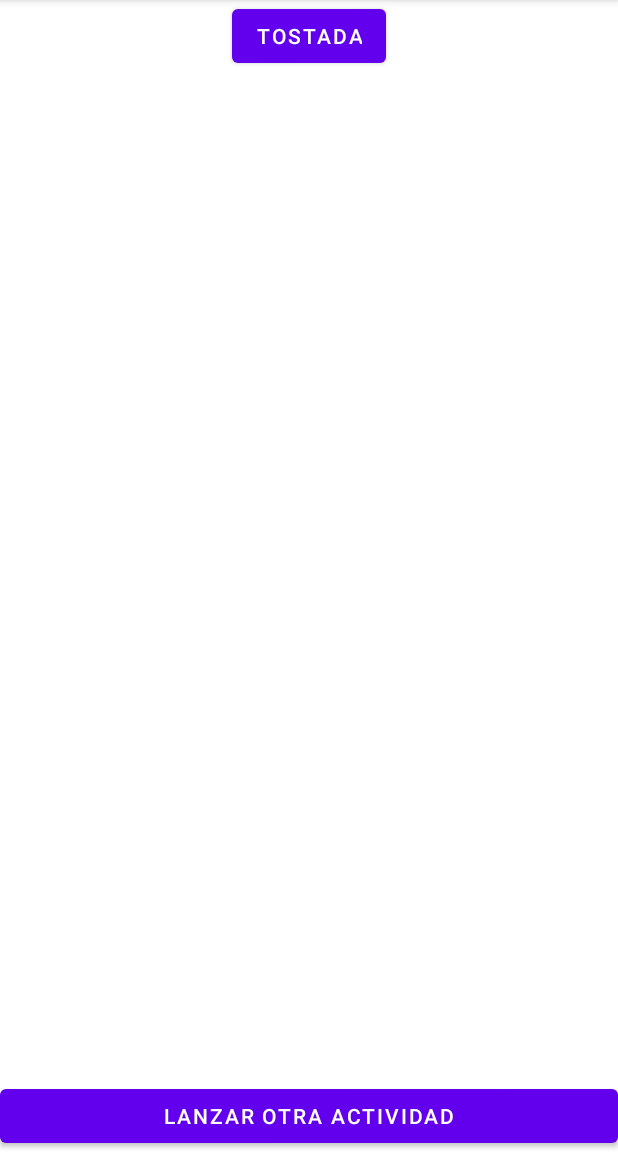
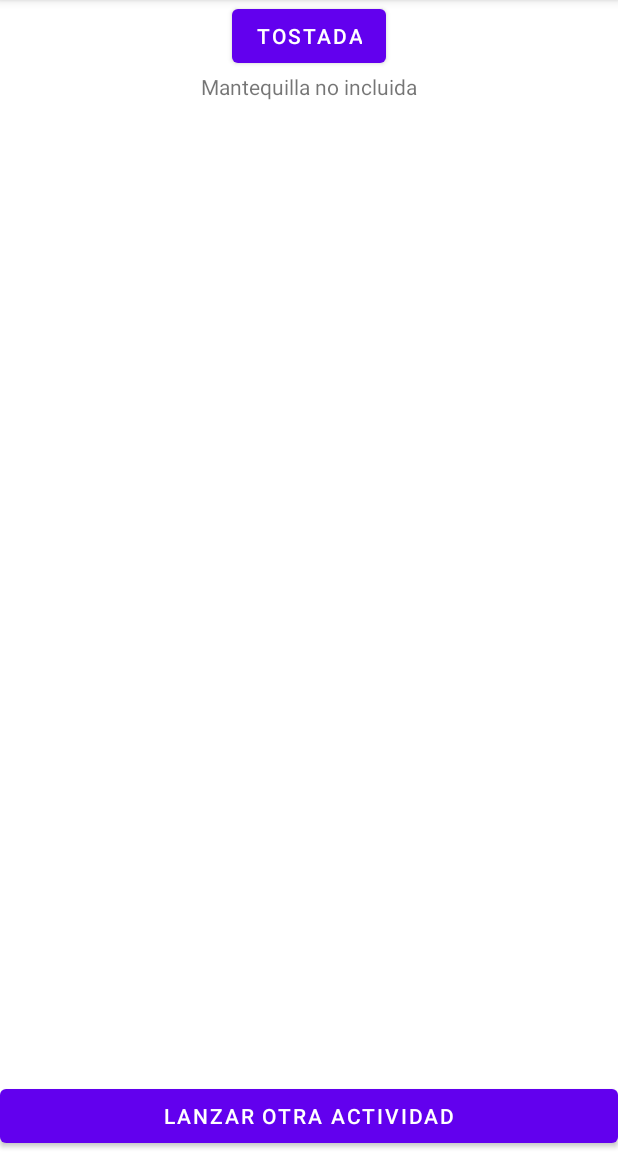
Before and after one commit to nicotino96/pmdm, an Android app: the screen it shows after launch (MainActivity), on a phone screen of 412 x 824 dp, the part 84-1236 px from its top. Run offline under Robolectric (Android 15) with nearby library versions, the phone set to English and light mode, and no system bars.

Commit message:
Tarea 5, texto debajo del boton Tostada

```diff
--- a/android-introduction/app/src/main/res/layout/activity_main.xml
+++ b/android-introduction/app/src/main/res/layout/activity_main.xml
@@ -12,7 +12,8 @@
         android:text="Tostada"
         app:layout_constraintTop_toTopOf="parent"
         app:layout_constraintStart_toStartOf="parent"
-        app:layout_constraintEnd_toEndOf="parent" />
+        app:layout_constraintEnd_toEndOf="parent"
+        android:id="@+id/toastButton"/>
     <Button
         app:layout_constraintBottom_toBottomOf="parent"
         app:layout_constraintStart_toStartOf="parent"
@@ -20,6 +21,14 @@
         android:layout_width="0dp"
         android:layout_height="wrap_content"
         android:text="Lanzar otra actividad"/>
+    <TextView
+        app:layout_constraintStart_toStartOf="parent"
+        app:layout_constraintEnd_toEndOf="parent"
+        android:layout_width="wrap_content"
+        android:layout_height="wrap_content"
+        android:text="Mantequilla no incluida"
+        app:layout_constraintTop_toBottomOf="@id/toastButton"
+        />
 
 
 
```
